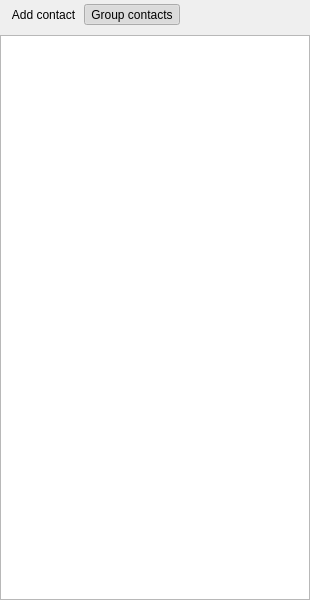
This is main-widget.ui in KDE/ktp-contact-list as Qt 5 draws it before an edit. The edited form follows.
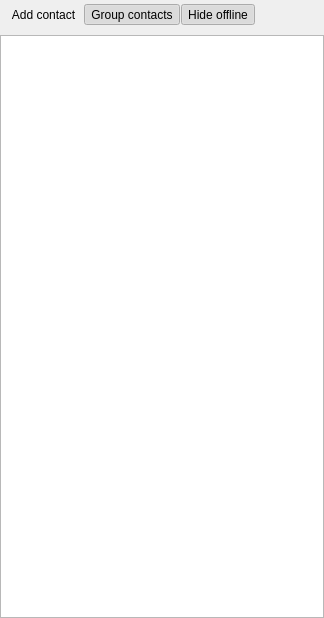
This is the edited form.

Commit message: Added new button which toggles showing/hiding offline users. Plus some minor changes here and there.

What changed in the file:
```diff
--- a/main-widget.ui
+++ b/main-widget.ui
@@ -6,8 +6,8 @@
    <rect>
     <x>0</x>
     <y>0</y>
-    <width>310</width>
-    <height>600</height>
+    <width>324</width>
+    <height>618</height>
    </rect>
   </property>
   <property name="windowTitle">
@@ -24,6 +24,7 @@
      </property>
      <addaction name="m_actionAdd_contact"/>
      <addaction name="m_actionGroup_contacts"/>
+     <addaction name="m_actionHide_offline"/>
     </widget>
    </item>
    <item>
@@ -49,6 +50,17 @@
     <string>Group contacts</string>
    </property>
   </action>
+  <action name="m_actionHide_offline">
+   <property name="checkable">
+    <bool>true</bool>
+   </property>
+   <property name="checked">
+    <bool>true</bool>
+   </property>
+   <property name="text">
+    <string>Hide offline</string>
+   </property>
+  </action>
  </widget>
  <resources/>
  <connections/>
```
The commit also changes 4 other files.
